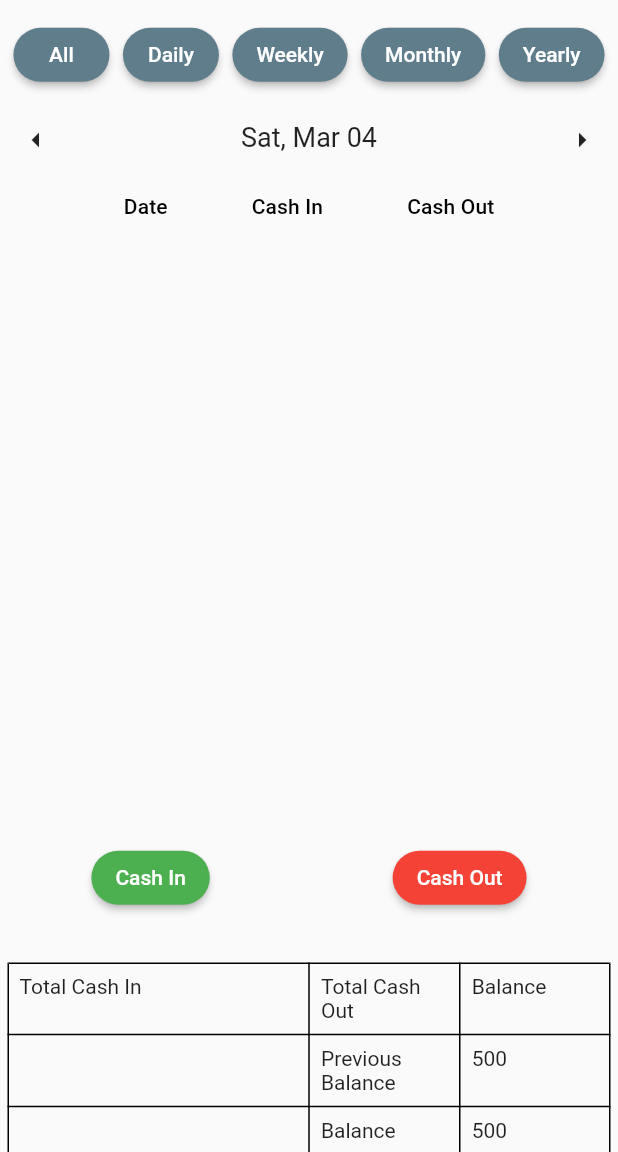
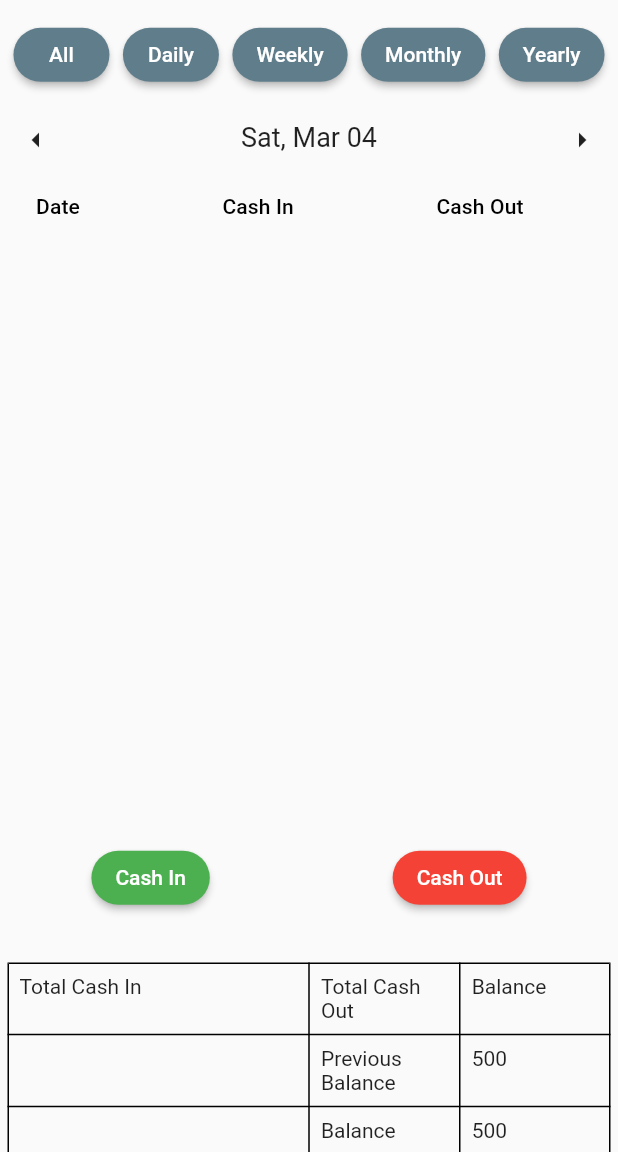
Before and after one commit to Prashant2344/cashbook, a Flutter app: the screen it shows after launch, on a phone screen of 412 x 824 dp, the part 84-1236 px from its top. Run offline on Flutter 3.47's test engine with Material 2 defaults, Android fonts, the phone set to English and light mode, and no system bars; our stand-ins replace hive, hive_flutter; missing offline and left inert: dart:ffi; accounts and stored records are empty.

Commit message:
Fixed width of data table

```diff
--- a/lib/pages/home.dart
+++ b/lib/pages/home.dart
@@ -98,7 +98,8 @@ class _HomeState extends State<Home> {
             Expanded(
               flex: 12,
               child: Container(
-                height: 300.0,
+                width: double.infinity,
+                // height: 300.0,
                 child: ValueListenableBuilder<Box<CashModel>>(
                   valueListenable: Cashes.getData().listenable(),
                   builder: (BuildContext context, Box<CashModel> box, _) {
```
